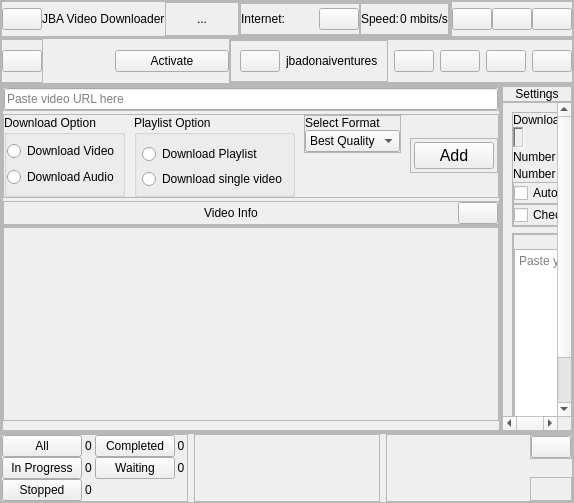
Before: the Qt Designer form ui/newDownloaderInterface.ui in jbadonai/jvd2022, drawn with Qt 5.
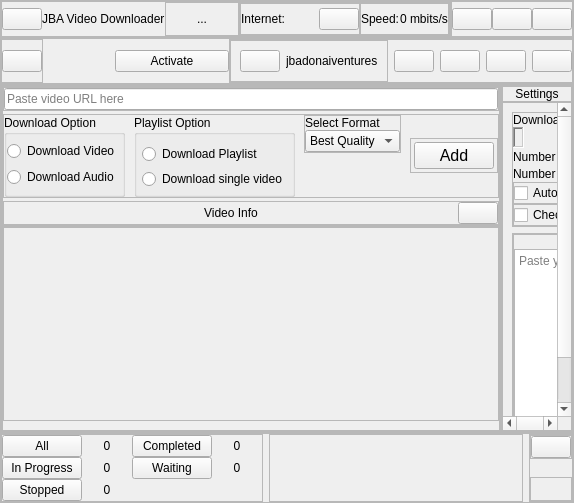
After: the same form once the commit is applied. Icons and pictures are not drawn.

```diff
--- a/ui/newDownloaderInterface.ui
+++ b/ui/newDownloaderInterface.ui
@@ -6,7 +6,7 @@
    <rect>
     <x>0</x>
     <y>0</y>
-    <width>573</width>
+    <width>516</width>
     <height>503</height>
    </rect>
   </property>
@@ -1531,8 +1531,14 @@
        <property name="bottomMargin">
         <number>0</number>
        </property>
-       <item>
+       <item alignment="Qt::AlignLeft">
         <widget class="QFrame" name="frame_statistics_details">
+         <property name="sizePolicy">
+          <sizepolicy hsizetype="MinimumExpanding" vsizetype="Preferred">
+           <horstretch>0</horstretch>
+           <verstretch>0</verstretch>
+          </sizepolicy>
+         </property>
          <property name="frameShape">
           <enum>QFrame::StyledPanel</enum>
          </property>
@@ -1564,6 +1570,18 @@
           </item>
           <item row="0" column="3">
            <widget class="QLabel" name="textCompleted">
+            <property name="sizePolicy">
+             <sizepolicy hsizetype="Expanding" vsizetype="Preferred">
+              <horstretch>0</horstretch>
+              <verstretch>0</verstretch>
+             </sizepolicy>
+            </property>
+            <property name="minimumSize">
+             <size>
+              <width>50</width>
+              <height>0</height>
+             </size>
+            </property>
             <property name="text">
              <string>0</string>
             </property>
@@ -1581,6 +1599,18 @@
           </item>
           <item row="1" column="1">
            <widget class="QLabel" name="textInProgress">
+            <property name="sizePolicy">
+             <sizepolicy hsizetype="Expanding" vsizetype="Preferred">
+              <horstretch>0</horstretch>
+              <verstretch>0</verstretch>
+             </sizepolicy>
+            </property>
+            <property name="minimumSize">
+             <size>
+              <width>50</width>
+              <height>0</height>
+             </size>
+            </property>
             <property name="text">
              <string>0</string>
             </property>
@@ -1598,6 +1628,18 @@
           </item>
           <item row="0" column="1">
            <widget class="QLabel" name="textAll">
+            <property name="sizePolicy">
+             <sizepolicy hsizetype="Expanding" vsizetype="Preferred">
+              <horstretch>0</horstretch>
+              <verstretch>0</verstretch>
+             </sizepolicy>
+            </property>
+            <property name="minimumSize">
+             <size>
+              <width>50</width>
+              <height>0</height>
+             </size>
+            </property>
             <property name="text">
              <string>0</string>
             </property>
@@ -1615,6 +1657,18 @@
           </item>
           <item row="1" column="3">
            <widget class="QLabel" name="textWaiting">
+            <property name="sizePolicy">
+             <sizepolicy hsizetype="Expanding" vsizetype="Preferred">
+              <horstretch>0</horstretch>
+              <verstretch>0</verstretch>
+             </sizepolicy>
+            </property>
+            <property name="minimumSize">
+             <size>
+              <width>50</width>
+              <height>0</height>
+             </size>
+            </property>
             <property name="text">
              <string>0</string>
             </property>
@@ -1632,6 +1686,18 @@
           </item>
           <item row="2" column="1">
            <widget class="QLabel" name="textStopped">
+            <property name="sizePolicy">
+             <sizepolicy hsizetype="Expanding" vsizetype="Preferred">
+              <horstretch>0</horstretch>
+              <verstretch>0</verstretch>
+             </sizepolicy>
+            </property>
+            <property name="minimumSize">
+             <size>
+              <width>50</width>
+              <height>0</height>
+             </size>
+            </property>
             <property name="text">
              <string>0</string>
             </property>
@@ -1644,17 +1710,37 @@
         </widget>
        </item>
        <item>
-        <widget class="QFrame" name="frame">
+        <widget class="QFrame" name="frame_about">
+         <property name="sizePolicy">
+          <sizepolicy hsizetype="MinimumExpanding" vsizetype="Preferred">
+           <horstretch>0</horstretch>
+           <verstretch>0</verstretch>
+          </sizepolicy>
+         </property>
          <property name="frameShape">
           <enum>QFrame::StyledPanel</enum>
          </property>
          <property name="frameShadow">
           <enum>QFrame::Raised</enum>
          </property>
-         <layout class="QVBoxLayout" name="verticalLayout_17"/>
+         <layout class="QVBoxLayout" name="verticalLayout_17">
+          <item>
+           <widget class="QLabel" name="labelAbout">
+            <property name="toolTip">
+             <string>About! Double click for more...</string>
+            </property>
+            <property name="text">
+             <string/>
+            </property>
+            <property name="alignment">
+             <set>Qt::AlignCenter</set>
+            </property>
+           </widget>
+          </item>
+         </layout>
         </widget>
        </item>
-       <item>
+       <item alignment="Qt::AlignRight">
         <widget class="QFrame" name="frame_6">
          <property name="frameShape">
           <enum>QFrame::StyledPanel</enum>
```
Left out of the diff: 4 changed lines with no effect on the pictures.
